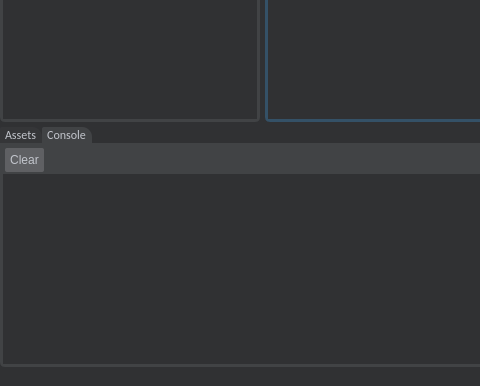
Qt form Editor/editor.ui (PanosK92/SpartanEngine) before a commit; both pictures show x 0 to 480 and y 382 to 768 of the 1366 by 768 pixel window.
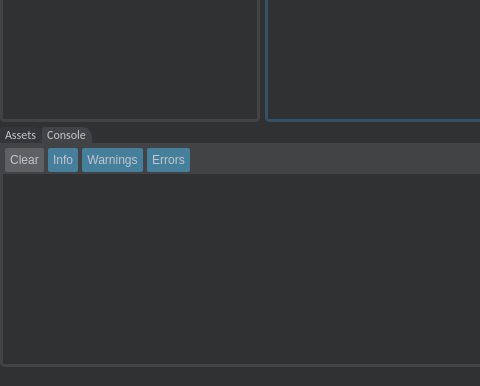
The same form after that commit. The open tabs and pages were chosen to show the change. Icons and pictures are not drawn. Custom widgets are drawn as their Qt base class.

```diff
--- a/Editor/editor.ui
+++ b/Editor/editor.ui
@@ -2453,6 +2453,45 @@
                          </property>
                         </widget>
                        </item>
+                       <item>
+                        <widget class="QPushButton" name="buttonConsoleInfo">
+                         <property name="text">
+                          <string>Info</string>
+                         </property>
+                         <property name="checkable">
+                          <bool>true</bool>
+                         </property>
+                         <property name="checked">
+                          <bool>true</bool>
+                         </property>
+                        </widget>
+                       </item>
+                       <item>
+                        <widget class="QPushButton" name="buttonConsoleWarnings">
+                         <property name="text">
+                          <string>Warnings</string>
+                         </property>
+                         <property name="checkable">
+                          <bool>true</bool>
+                         </property>
+                         <property name="checked">
+                          <bool>true</bool>
+                         </property>
+                        </widget>
+                       </item>
+                       <item>
+                        <widget class="QPushButton" name="buttonConsoleErrors">
+                         <property name="text">
+                          <string>Errors</string>
+                         </property>
+                         <property name="checkable">
+                          <bool>true</bool>
+                         </property>
+                         <property name="checked">
+                          <bool>true</bool>
+                         </property>
+                        </widget>
+                       </item>
                        <item>
                         <spacer name="horizontalSpacer_4">
                          <property name="orientation">
```
Left out of the diff: 55 changed lines with no effect on the pictures.
